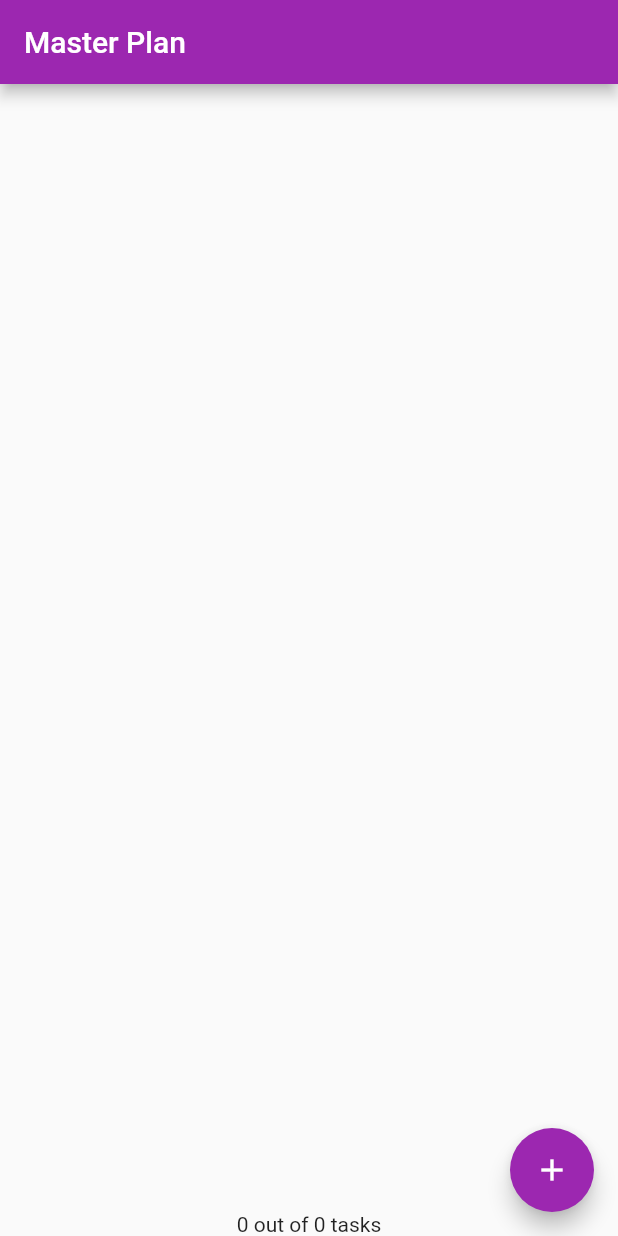
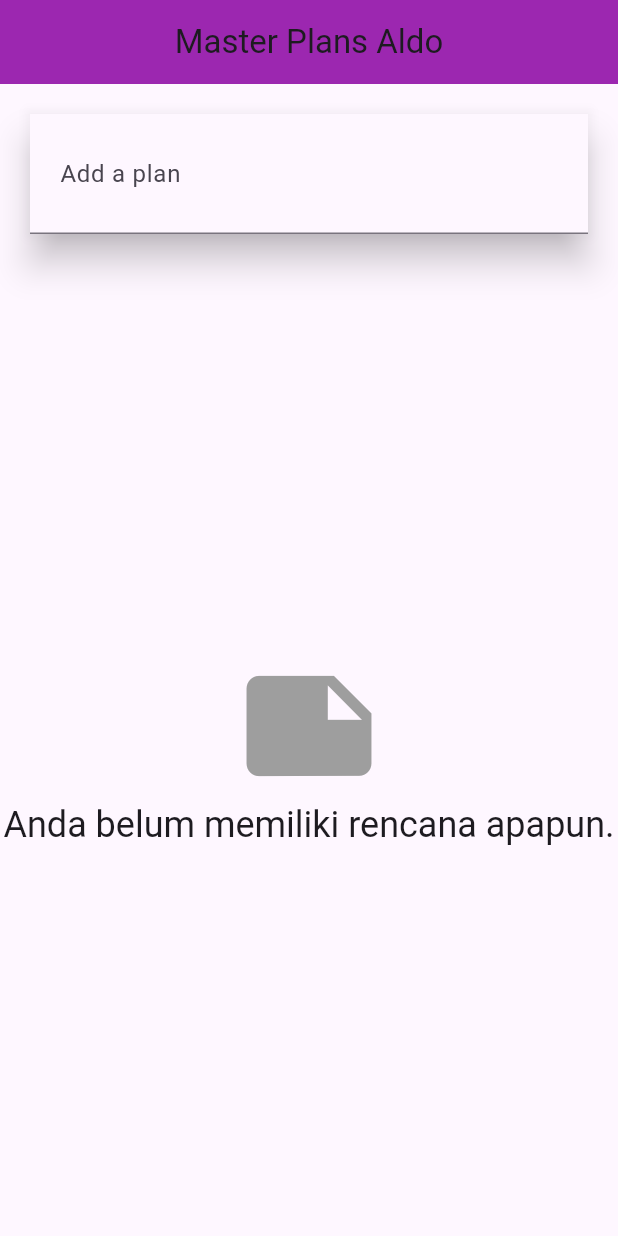
Before and after one commit to AlKhrisW/flutter_state_management, a Flutter app: the screen it shows after launch, on a phone screen of 412 x 824 dp. Run offline on Flutter 3.47's test engine with Material 3 defaults, Android fonts, the phone set to English and light mode, and no system bars.

Commit message:
Praktikum 3

```diff
--- a/lib/main.dart
+++ b/lib/main.dart
@@ -1,6 +1,6 @@
 import 'package:flutter/material.dart';
 import './models/plan.dart';
-import './views/plan_screen.dart';
+import './views/plan_creator_screen.dart';
 import './provider/plan_provider.dart';
 
 void main() => runApp(MasterPlanApp());
@@ -8,19 +8,19 @@ void main() => runApp(MasterPlanApp());
 class MasterPlanApp extends StatelessWidget {
   const MasterPlanApp({super.key});
 
+  // langkah 2 start
   @override
   Widget build(BuildContext context) {
-    return MaterialApp(
-      theme: ThemeData(
-        primarySwatch: Colors.purple,
-        useMaterial3:false,
+    return PlanProvider(
+      notifier: ValueNotifier<List<Plan>>(const []),
+      child: MaterialApp(
+        title: 'State management app',
+        theme: ThemeData(
+          primarySwatch: Colors.blue,
+        ),
+        home: const PlanCreatorScreen(),
       ),
-      // langkah 2 start
-      home: PlanProvider(
-        notifier: ValueNotifier<Plan>(const Plan()),
-        child: const PlanScreen(),
-      ),
-      // langkah 2 end
     );
   }
+  // langkah 2 end
 }
--- a/lib/provider/plan_provider.dart
+++ b/lib/provider/plan_provider.dart
@@ -1,10 +1,12 @@
 import 'package:flutter/material.dart';
 import '../models/data_layer.dart';
 
-class PlanProvider extends InheritedNotifier<ValueNotifier<Plan>> {
-  const PlanProvider({super.key, required Widget child, required ValueNotifier<Plan> notifier}) : super(child: child, notifier: notifier);
+// langkah 1 start
+class PlanProvider extends InheritedNotifier<ValueNotifier<List<Plan>>> {
+  const PlanProvider({super.key, required Widget child, required ValueNotifier<List<Plan>> notifier}) : super(child: child, notifier: notifier);
 
-  static ValueNotifier<Plan> of(BuildContext context) {
+  static ValueNotifier<List<Plan>> of(BuildContext context) {
     return context.dependOnInheritedWidgetOfExactType<PlanProvider>()!.notifier!;
   }
 }
+// langkah 1 end
--- /dev/null
+++ b/lib/views/plan_creator_screen.dart
@@ -0,0 +1,113 @@
+import 'package:flutter/material.dart';
+import '/models/plan.dart';
+import '/provider/plan_provider.dart';
+import '/views/plan_screen.dart';
+
+class PlanCreatorScreen extends StatefulWidget {
+  const PlanCreatorScreen({super.key});
+
+  @override
+  State<PlanCreatorScreen> createState() => _PlanCreatorScreenState();
+}
+
+class _PlanCreatorScreenState extends State<PlanCreatorScreen> {
+  // langkah 10 start
+  final textController = TextEditingController();
+
+  // langkah 11 start
+  @override
+  Widget build(BuildContext context) {
+    return Scaffold(
+      // ganti 'Namaku' dengan nama panggilanmu
+      appBar: AppBar(
+        title: const Text('Master Plans Aldo'),
+        centerTitle: true,
+        backgroundColor: Colors.purple,
+      ),
+      body: Column(
+        children: [
+          _buildListCreator(),
+          Expanded(child: _buildMasterPlans()),
+        ],
+      ),
+    );
+  }
+  // langkah 11 end
+
+  // langkah 12 start
+  Widget _buildListCreator() {
+    return Padding(
+      padding: const EdgeInsets.all(20.0),
+      child: Material(
+        color: Theme.of(context).cardColor,
+        elevation: 10,
+        child: TextField(
+          controller: textController,
+          decoration: const InputDecoration(
+            labelText: 'Add a plan',
+            contentPadding: EdgeInsets.all(20),
+          ),
+          onEditingComplete: addPlan,
+        ),
+      ),
+    );
+  }
+  // langkah 12 end
+
+  // langkah 13 start
+  void addPlan() {
+    final text = textController.text;
+    if (text.isEmpty) {
+      return;
+    }
+    final plan = Plan(name: text, tasks: []);
+    ValueNotifier<List<Plan>> planNotifier = PlanProvider.of(context);
+    planNotifier.value = List<Plan>.from(planNotifier.value)..add(plan);
+    textController.clear();
+    FocusScope.of(context).requestFocus(FocusNode());
+    setState(() {});
+  }
+  // langkah 13 end
+
+  // langkah 14 start
+  Widget _buildMasterPlans() {
+    ValueNotifier<List<Plan>> planNotifier = PlanProvider.of(context);
+    List<Plan> plans = planNotifier.value;
+
+    if (plans.isEmpty) {
+      return Column(
+        mainAxisAlignment: MainAxisAlignment.center,
+        children: <Widget>[
+          const Icon(Icons.note, size: 100, color: Colors.grey),
+          Text(
+            'Anda belum memiliki rencana apapun.',
+            style: Theme.of(context).textTheme.headlineSmall,
+          )
+        ],
+      );
+    }
+    return ListView.builder(
+      itemCount: plans.length,
+      itemBuilder: (context, index) {
+        final plan = plans[index];
+        return ListTile(
+          title: Text(plan.name),
+          subtitle: Text(plan.completenessMessage),
+          onTap: () {
+            Navigator.of(context).push(
+              MaterialPageRoute(builder: (_) => PlanScreen(plan: plan)),
+            );
+          },
+        );
+      },
+    );
+  }
+  // langkah 14 end
+
+  @override
+  void dispose() {
+    textController.dispose();
+    super.dispose();
+  }
+  // langkah 10 end
+}
--- a/lib/views/plan_screen.dart
+++ b/lib/views/plan_screen.dart
@@ -3,14 +3,20 @@ import 'package:flutter/material.dart';
 import '../provider/plan_provider.dart';
 
 class PlanScreen extends StatefulWidget {
-  const PlanScreen({super.key});
+  // langkah 3 start
+  final Plan plan;
+  const PlanScreen({super.key, required this.plan});
+  // langkah 3 end
 
   @override
   State createState() => _PlanScreenState();
 }
 
+// langkah 5 start
 class _PlanScreenState extends State<PlanScreen> {
   late ScrollController scrollController;
+  Plan get plan => widget.plan;
+  // langkah 5 end
 
   @override
   void initState() {
@@ -21,87 +27,108 @@ class _PlanScreenState extends State<PlanScreen> {
       });
   }
 
-  // langkah 9 start
+  // langkah 7 start
   @override
   Widget build(BuildContext context) {
+    ValueNotifier<List<Plan>> plansNotifier = PlanProvider.of(context);
+
     return Scaffold(
-      appBar: AppBar(title: const Text('Master Plan')),
-      body: ValueListenableBuilder<Plan>(
-        valueListenable: PlanProvider.of(context),
-        builder: (context, plan, child) {
+      appBar: AppBar(
+        title: Text(
+          plan.name)),
+      body: ValueListenableBuilder<List<Plan>>(
+        valueListenable: plansNotifier,
+        builder: (context, plans, child) {
+          Plan currentPlan = plans.firstWhere((p) => p.name == plan.name);
           return Column(
             children: [
-              Expanded(child: _buildList(plan)), // langkah 8
-              SafeArea(child: Text(plan.completenessMessage))
+              Expanded(child: _buildList(currentPlan, plansNotifier)),
+              SafeArea(child: Text(currentPlan.completenessMessage)),
             ],
           );
         },
       ),
-      floatingActionButton: _buildAddTaskButton(context),
+      floatingActionButton: _buildAddTaskButton(context, plansNotifier),
     );
   }
-  // langkah 9 end
 
-  // langkah 5 start
-  Widget _buildAddTaskButton(BuildContext context) {
-    ValueNotifier<Plan> planNotifier = PlanProvider.of(context);
+  Widget _buildAddTaskButton(BuildContext context, ValueNotifier<List<Plan>> planNotifier) {
     return FloatingActionButton(
+      backgroundColor: Colors.deepPurple,
       child: const Icon(Icons.add),
       onPressed: () {
-        Plan currentPlan = planNotifier.value;
-        planNotifier.value = Plan(
+        Plan currentPlan = planNotifier.value
+            .firstWhere((p) => p.name == widget.plan.name, orElse: () => widget.plan);
+
+        int planIndex =
+            planNotifier.value.indexWhere((p) => p.name == currentPlan.name);
+
+        List<Task> updatedTasks = List<Task>.from(currentPlan.tasks)
+          ..add(const Task());
+
+        // update notifier agar rebuild
+        planNotifier.value = List<Plan>.from(planNotifier.value)
+          ..[planIndex] = Plan(
             name: currentPlan.name,
-          tasks: List<Task>.from(currentPlan.tasks)..add(const Task()),
+            tasks: updatedTasks,
           );
       },
     );
   }
-  // langkah 5 end
+  // langkah 7 end
 
-  // langkah 7 start
-  Widget _buildList(Plan plan) {
+  Widget _buildList(Plan plan, ValueNotifier<List<Plan>> planNotifier) {
     return ListView.builder(
       controller: scrollController,
       itemCount: plan.tasks.length,
-      itemBuilder: (context, index) => _buildTaskTile(plan.tasks[index], index, context),
+      itemBuilder: (context, index) => _buildTaskTile(plan, plan.tasks[index], index, planNotifier),
     );
   }
-  // langkah 7 end
 
-  // langkah 6 start
-  Widget _buildTaskTile(Task task, int index, BuildContext context) {
-    ValueNotifier<Plan> planNotifier = PlanProvider.of(context);
+  // langkah 8 start
+  Widget _buildTaskTile(Plan plan, Task task, int index, ValueNotifier<List<Plan>> planNotifier) {
     return ListTile(
       leading: Checkbox(
         value: task.complete,
         onChanged: (selected) {
-          Plan currentPlan = planNotifier.value;
-          planNotifier.value = Plan(
-            name: currentPlan.name,
-            tasks: List<Task>.from(currentPlan.tasks)
+          int planIndex =
+              planNotifier.value.indexWhere((p) => p.name == plan.name);
+
+          List<Task> updatedTasks = List<Task>.from(plan.tasks)
             ..[index] = Task(
               description: task.description,
               complete: selected ?? false,
+            );
+
+          planNotifier.value = List<Plan>.from(planNotifier.value)
+            ..[planIndex] = Plan(
+              name: plan.name,
+              tasks: updatedTasks,
+            );
+        },
       ),
-          );
-        }),
       title: TextFormField(
         initialValue: task.description,
         onChanged: (text) {
-          Plan currentPlan = planNotifier.value;
-          planNotifier.value = Plan(
-            name: currentPlan.name,
-            tasks: List<Task>.from(currentPlan.tasks)
+          int planIndex =
+              planNotifier.value.indexWhere((p) => p.name == plan.name);
+
+          List<Task> updatedTasks = List<Task>.from(plan.tasks)
             ..[index] = Task(
               description: text,
               complete: task.complete,
-              ),
+            );
+
+          planNotifier.value = List<Plan>.from(planNotifier.value)
+            ..[planIndex] = Plan(
+              name: plan.name,
+              tasks: updatedTasks,
             );
         },
       ),
     );
   }
-  // langkah 6 end
+  // langkah 8 end
 
   @override
   void dispose() {
```
Lines whose indentation alone changed are shown as unchanged.
